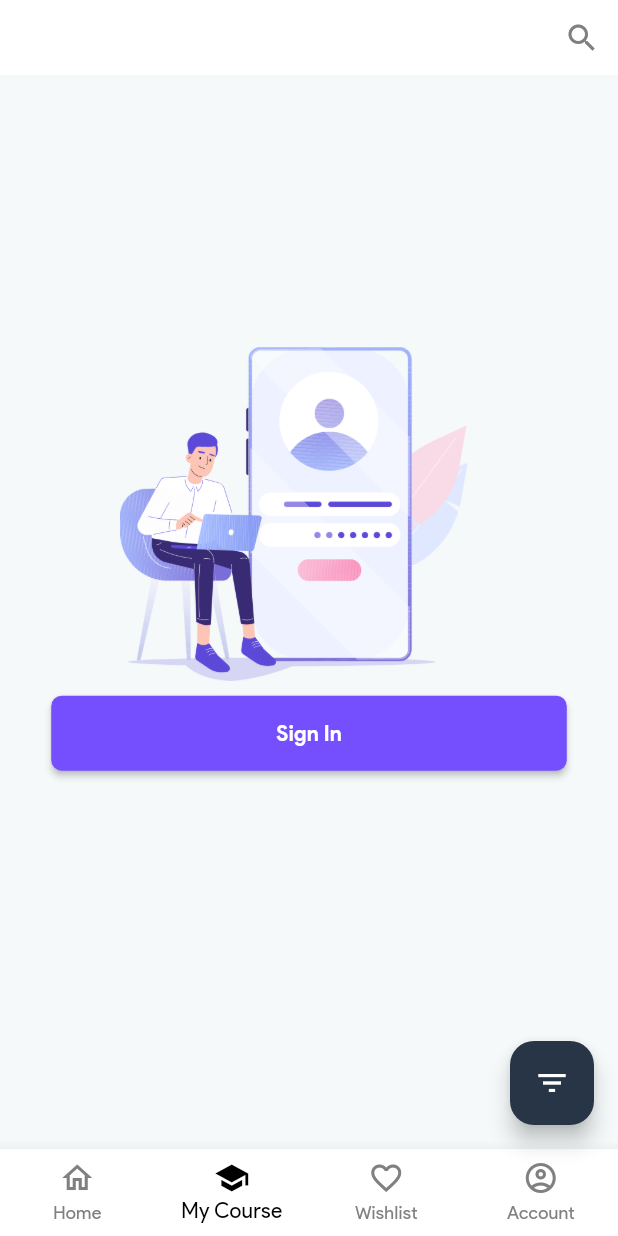
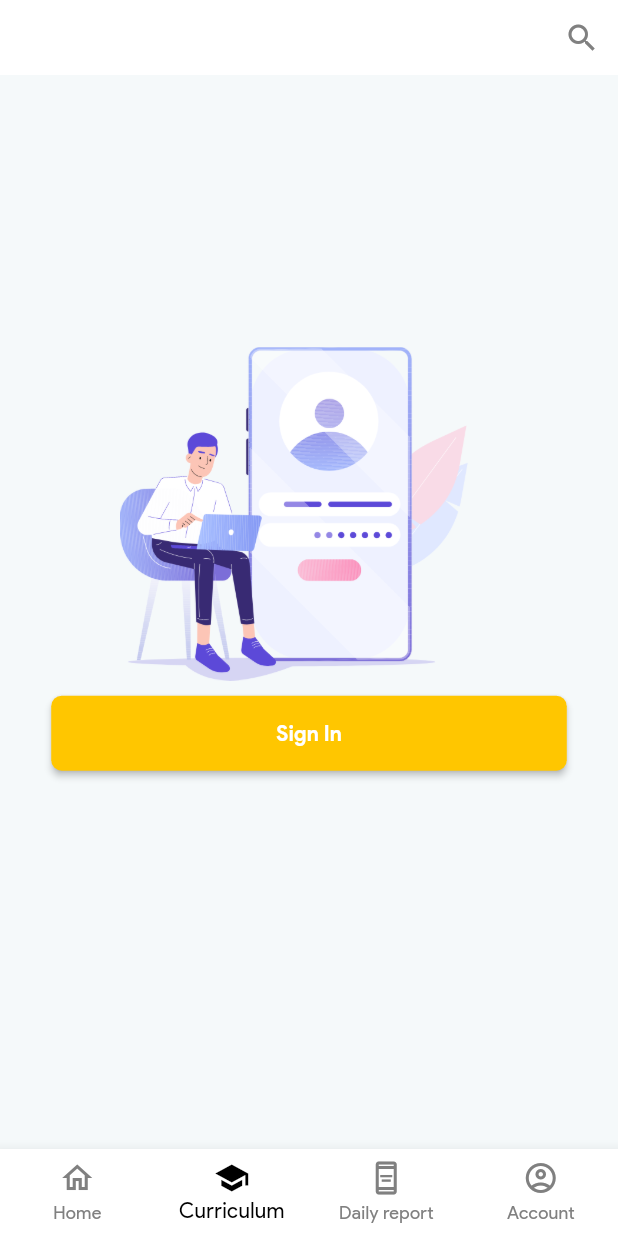
Before and after one commit to Angello-27/nsca_daily, a Flutter app: the TabsScreen screen opened by its route, item 2 of the bottom bar chosen, on a phone screen of 412 x 824 dp. Run offline on Flutter 3.47's test engine with Material 3 defaults, Android fonts, the phone set to English and light mode, and no system bars; our stand-ins replace cached_network_image, connectivity_plus, html_unescape, image_picker, material_design_icons_flutter, percent_indicator and 7 more; missing offline and left inert: universal_html, vimeo_embed_player; accounts and stored records are empty; network calls fail; statements that could not run were skipped.

Commit message:
corrigiendo fallas antes de comenzar con el reporte diario

```diff
--- a/lib/constants.dart
+++ b/lib/constants.dart
@@ -1,12 +1,12 @@
 // ignore_for_file: constant_identifier_names
 import 'package:flutter/material.dart';
 
-const BASE_URL = 'https://www.nscaacademy.org';
+const String BASE_URL = 'https://www.nscaacademy.org';
 // Example: const BASE_URL = 'http://192.168.0.119/academy-demo';
 
 // list of colors that we use in our app
 const kBackgroundColor = Color(0xFFF5F9FA);
-const kPrimaryColor = Color(0xFF754FFE);
+const kPrimaryColor = Color(0xFFFFC600);
 const kDarkButtonBg = Color(0xFF273546);
 const kSecondaryColor = Color(0xFF808080);
 const kSelectItemColor = Color(0xFF000000);
@@ -57,9 +57,4 @@ const kDefaultShadow = BoxShadow(
   color: Colors.black12, // Black color with 12% opacity
 );
 
-enum CoursesPageData {
-  Category,
-  Filter,
-  Search,
-  All,
-}
+enum CoursesPageData { Category, Filter, Search, All }
--- a/lib/screens/tabs_screen.dart
+++ b/lib/screens/tabs_screen.dart
@@ -1,7 +1,7 @@
 import 'dart:convert';
 import '../constants.dart';
 import '../widgets/app_bar.dart';
-import '../widgets/filter_widget.dart';
+//import '../widgets/filter_widget.dart';
 import 'package:flutter/material.dart';
 import 'package:shared_preferences/shared_preferences.dart';
 import 'account_screen.dart';
@@ -85,7 +85,7 @@ class _TabsScreenState extends State<TabsScreen> {
     });
   }
 
-  void _showFilterModal(BuildContext ctx) {
+  /*void _showFilterModal(BuildContext ctx) {
     showModalBottomSheet(
       context: ctx,
       isScrollControlled: true,
@@ -93,7 +93,7 @@ class _TabsScreenState extends State<TabsScreen> {
         return const FilterWidget();
       },
     );
-  }
+  }*/
 
   @override
   Widget build(BuildContext context) {
@@ -101,14 +101,14 @@ class _TabsScreenState extends State<TabsScreen> {
       backgroundColor: kBackgroundColor,
       appBar: const CustomAppBar(),
       body: _pages[_selectedPageIndex],
-      floatingActionButton:
+      /*floatingActionButton:
           _selectedPageIndex != 3
               ? FloatingActionButton(
                 onPressed: () => _showFilterModal(context),
                 backgroundColor: kDarkButtonBg,
                 child: const Icon(Icons.filter_list),
               )
-              : null,
+              : null,*/
       bottomNavigationBar: BottomNavigationBar(
         onTap: _selectPage,
         items: const [
@@ -122,13 +122,13 @@ class _TabsScreenState extends State<TabsScreen> {
             backgroundColor: kBackgroundColor,
             icon: Icon(Icons.school_outlined),
             activeIcon: Icon(Icons.school),
-            label: 'My Course',
+            label: 'Curriculum',
           ),
           BottomNavigationBarItem(
             backgroundColor: kBackgroundColor,
-            icon: Icon(Icons.favorite_border),
-            activeIcon: Icon(Icons.favorite),
-            label: 'Wishlist',
+            icon: Icon(Icons.aod_outlined),
+            activeIcon: Icon(Icons.aod_rounded),
+            label: 'Daily report',
           ),
           BottomNavigationBarItem(
             backgroundColor: kBackgroundColor,
```
Also changed, not shown: lib/providers/courses.dart (+15 -11 lines), lib/screens/my_courses_screen.dart (+24 -7 lines), lib/screens/splash_screen.dart (+21 -11 lines), lib/widgets/my_course_grid.dart (+39 -45 lines), assets/images/splash.png, 1 other file.
